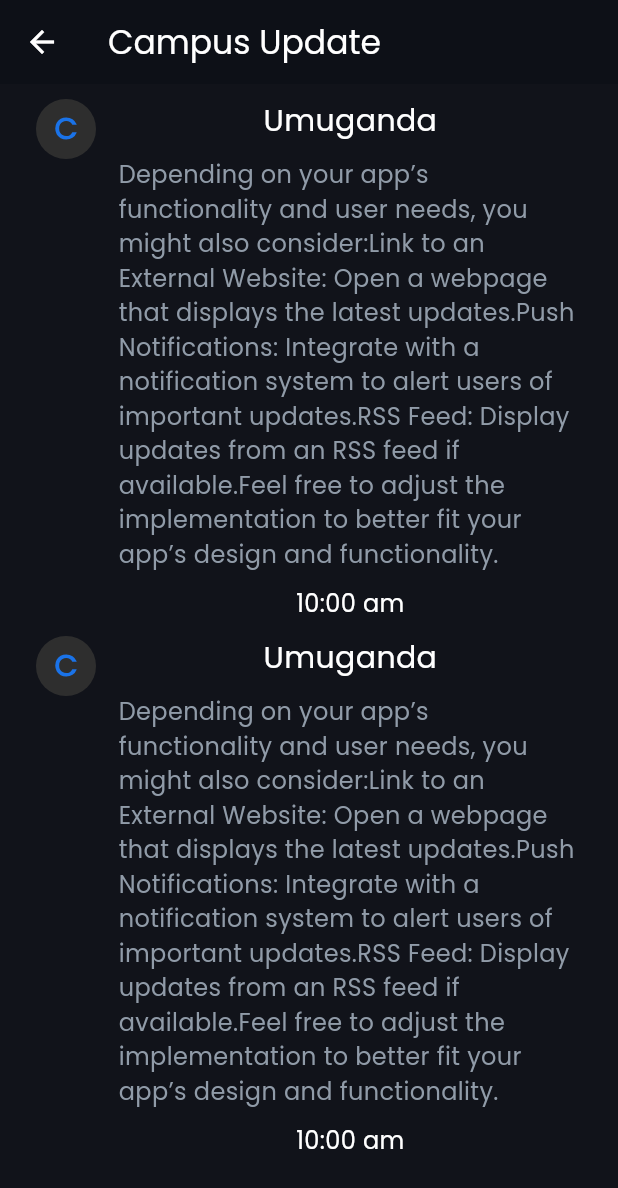
After one commit to nzayisengaemmy939/code_alppha_appEvent, a Flutter app: the CampusUpdate screen opened by its route, on a phone screen of 412 x 824 dp. The commit adds this screen. Shown: the top 1188 px of the screen. Run offline on Flutter 3.47's test engine with Material 3 defaults, Android fonts, the phone set to English and light mode, and no system bars.

Commit message:
my third commit

```diff
--- a/lib/components/event_button.dart
+++ b/lib/components/event_button.dart
@@ -18,6 +18,7 @@ class EventButton extends StatelessWidget {
     return ElevatedButton(
       onPressed: onPressed,
       style: ElevatedButton.styleFrom(
+        elevation: 0,
         padding: const EdgeInsets.symmetric(horizontal: 10.0, vertical: 2.0),
         foregroundColor: AppColors.font2,
         backgroundColor: isSelected ? AppColors.pressedButton : AppColors.button, // Change color based on selection
--- a/lib/config/app_route.dart
+++ b/lib/config/app_route.dart
@@ -1,15 +1,24 @@
+import 'dart:io';
+
+import 'package:code_alpha_campus_event/components/bottom_nav.dart';
+import 'package:code_alpha_campus_event/pages/campus_update.dart';
 import 'package:code_alpha_campus_event/pages/home.dart';
-import 'package:code_alpha_campus_event/components/bottom_nav.dart';
+import 'package:code_alpha_campus_event/pages/link.dart';
 import 'package:code_alpha_campus_event/pages/single.dart';
 import 'package:flutter/material.dart';
 
 class AppRoute {
   static const String nav = '/';
+  static const String campusUpdate = '/campusUpdat';
   static const String home = '/home';
  static const String single = '/single';
+  static const String link = '/link';
+
   static final Map<String, WidgetBuilder> routes = {
     nav: (context) => const BottomNav(),
     home: (context) => const Home(),
-    single:(context)=>const Single()
+    single:(context)=>const Single(),
+    campusUpdate:(context)=>const CampusUpdate(),
+    link:(context)=>const AllLinks(),
   };
 }
--- /dev/null
+++ b/lib/pages/campus_update.dart
@@ -0,0 +1,110 @@
+import 'package:code_alpha_campus_event/app_styles.dart';
+import 'package:code_alpha_campus_event/colors.dart';
+import 'package:flutter/material.dart';
+
+class CampusUpdate extends StatelessWidget {
+  const CampusUpdate({super.key});
+
+  @override
+  Widget build(BuildContext context) {
+    return Scaffold(
+      backgroundColor: AppColors.single,
+      appBar: AppBar(
+        backgroundColor: AppColors.background,
+        foregroundColor: AppColors.font2,
+        title: const Row(
+          children: [
+            Center(child: Text("Campus Update")),
+          ],
+        ),
+      ),
+      body: SingleChildScrollView(
+        child: Padding(
+          padding: const EdgeInsets.symmetric(horizontal: 24.0),
+          child: Column(
+            children: [
+              SizedBox(
+                height: 10,
+              ),
+              campusUpdate(
+                  title: "Umuganda",
+                  des:
+                      "Depending on your app’s functionality and user needs, you might also consider:"
+                      "Link to an External Website: Open a webpage that displays the latest updates."
+                      "Push Notifications: Integrate with a notification system to alert users of important updates."
+                      "RSS Feed: Display updates from an RSS feed if available."
+                      "Feel free to adjust the implementation to better fit your app’s design and functionality.",
+                  time: "10:00 am"),
+              const SizedBox(
+                height: 10,
+              ),
+              campusUpdate(
+                  title: "Umuganda",
+                  des:
+                      "Depending on your app’s functionality and user needs, you might also consider:"
+                      "Link to an External Website: Open a webpage that displays the latest updates."
+                      "Push Notifications: Integrate with a notification system to alert users of important updates."
+                      "RSS Feed: Display updates from an RSS feed if available."
+                      "Feel free to adjust the implementation to better fit your app’s design and functionality.",
+                  time: "10:00 am"),
+            ],
+          ),
+        ),
+      ),
+    );
+  }
+}
+
+Widget campusUpdate({
+  required String title,
+  required String des,
+  required String time,
+}) {
+  return (Row(
+    crossAxisAlignment: CrossAxisAlignment.start,
+    children: [
+      Container(
+        width: 40,
+        height: 40,
+        decoration: const BoxDecoration(
+          shape: BoxShape.circle,
+          color: AppColors.button,
+        ),
+        child: const Center(
+          child: Text(
+            "C",
+            style: TextStyle(
+                color: AppColors.pressedButton,
+                fontSize: AppStyles.fontsize2,
+                fontWeight: FontWeight.bold),
+          ),
+        ),
+      ),
+      const SizedBox(
+        width: 15,
+      ),
+      Expanded(
+          child: Column(
+            children: [
+
+
+              Text(title,
+                  style: const TextStyle(
+                      color: AppColors.font2, fontSize: AppStyles.fontsize2)),
+              const SizedBox(
+                height: 10,
+              ),
+              Text(des,
+                  style: const TextStyle(
+                      color: AppColors.font1, fontSize: AppStyles.fontsize3)),
+                        const SizedBox(
+                height: 10,
+              ),
+              Text(time,
+                  style: const TextStyle(
+                      color: AppColors.font2, fontSize: AppStyles.fontsize3))
+            ],
+          ))
+    ],
+  ));
+}
--- a/lib/pages/home.dart
+++ b/lib/pages/home.dart
@@ -2,6 +2,7 @@ import 'package:code_alpha_campus_event/colors.dart';
 import 'package:code_alpha_campus_event/components/app_bar.dart';
 import 'package:code_alpha_campus_event/components/app_event.dart';
 import 'package:code_alpha_campus_event/components/event_button.dart';
+import 'package:code_alpha_campus_event/config/app_route.dart';
 import 'package:flutter/material.dart';
 
 class Home extends StatefulWidget {
@@ -67,7 +68,7 @@ class _HomeState extends State<Home> {
       // Update search query as user types
     });
   },
-  style: TextStyle(color: AppColors.font2), // Custom text color
+  style: const TextStyle(color: AppColors.font2), // Custom text color
 )
 
     );
@@ -83,14 +84,23 @@ class _HomeState extends State<Home> {
         ),
         PopupMenuButton<String>(
           color: AppColors.background, // Customize popup menu background color
-          onSelected: (String value) {
-            // Handle the selected menu item
-            print("Selected: $value");
-          },
+         onSelected: (value) {
+              // Handle menu selection
+              switch (value) {
+                case 'update':
+                  Navigator.pushNamed(context, AppRoute.campusUpdate);
+                  break;
+                case 'link':
+                  Navigator.pushNamed(context, AppRoute.link);
+                  break;
+                case 'not':
+                  // Handle special notification action
+                  break;
+              }},
           itemBuilder: (context) {
             return [
               const PopupMenuItem<String>(
-                value: 'Profile',
+                value: 'update',
                 child: Row(
                   children: [
                     Icon(Icons.update, color: AppColors.font2),
@@ -100,7 +110,7 @@ class _HomeState extends State<Home> {
                 ),
               ),
               const PopupMenuItem<String>(
-                value: 'Settings',
+                value: 'link',
                 child: Row(
                   children: [
                     Icon(Icons.link, color: AppColors.font2),
@@ -110,7 +120,7 @@ class _HomeState extends State<Home> {
                 ),
               ),
               const PopupMenuItem<String>(
-                value: 'Logout',
+                value: 'not',
                 child: Row(
                   children: [
                     Icon(Icons.notifications, color: AppColors.font2),
@@ -120,7 +130,9 @@ class _HomeState extends State<Home> {
                 ),
               ),
             ];
+
           },
+
           icon: const Icon(
             Icons.more_vert,
             color: AppColors.font2, // Customize the icon color
--- a/lib/pages/notification.dart
+++ b/lib/pages/notification.dart
@@ -103,7 +103,7 @@ Widget BuildNot({required String title}) {
                    ElevatedButton(onPressed: (){},style: ElevatedButton.styleFrom(
                     backgroundColor: AppColors.pressedButton,
                        padding:const EdgeInsets.symmetric(horizontal: 12,vertical: 2.0)
-                   ), child:const  Text("Delete,",style: TextStyle(color: AppColors.font2),),),
+                   ), child:const  Text("Delete",style: TextStyle(color: AppColors.font2),),),
                 ],
               )
             ],
--- a/pubspec.yaml
+++ b/pubspec.yaml
@@ -16,7 +16,7 @@ dependencies:
   flutter_map: ^5.0.0
   latlong2: ^0.9.1
   http: ^1.0.0
-  url_launcher: ^6.1.10
+  url_launcher: ^6.0.10
 
 dev_dependencies:
   flutter_test:
```
Also changed, not shown: lib/components/bottom_nav.dart (+6 -4 lines), lib/pages/link.dart (added, +38 -0 lines), lib/pages/profile.dart (added, +309 -0 lines).
